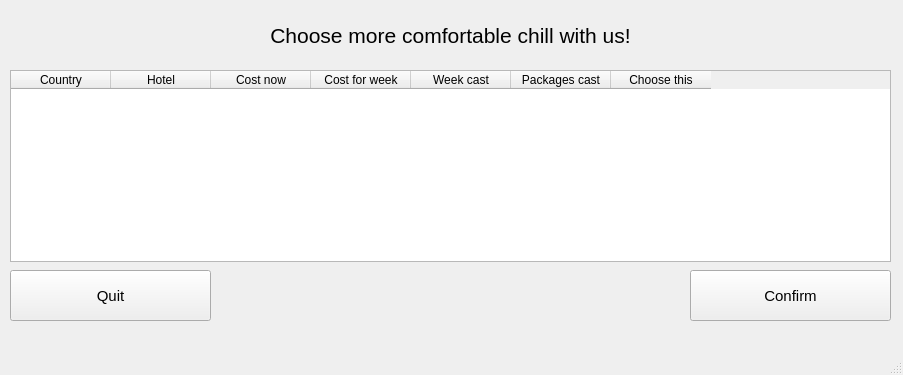
The window that mdkpv2/buying_package.ui (Korobkov124/MDKP) describes before a commit, drawn with Qt 5.
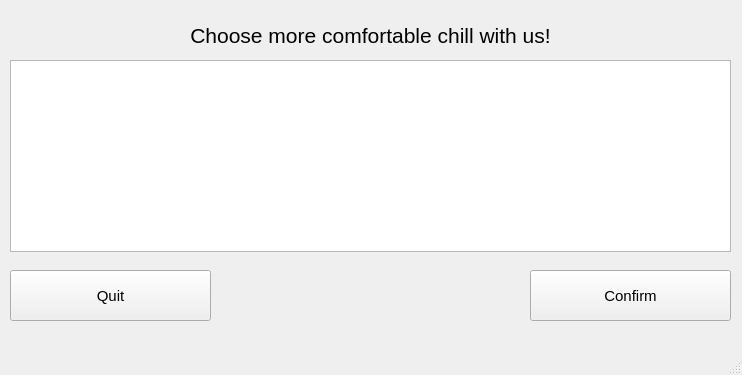
The same window after the commit.

```diff
--- a/mdkpv2/buying_package.ui
+++ b/mdkpv2/buying_package.ui
@@ -6,7 +6,7 @@
    <rect>
     <x>0</x>
     <y>0</y>
-    <width>903</width>
+    <width>742</width>
     <height>375</height>
    </rect>
   </property>
@@ -19,7 +19,7 @@
      <rect>
       <x>10</x>
       <y>10</y>
-      <width>881</width>
+      <width>721</width>
       <height>51</height>
      </rect>
     </property>
@@ -46,55 +46,10 @@
      <string>Quit</string>
     </property>
    </widget>
-   <widget class="QTableWidget" name="tableWidget">
-    <property name="geometry">
-     <rect>
-      <x>10</x>
-      <y>70</y>
-      <width>881</width>
-      <height>192</height>
-     </rect>
-    </property>
-    <column>
-     <property name="text">
-      <string>Country</string>
-     </property>
-    </column>
-    <column>
-     <property name="text">
-      <string>Hotel</string>
-     </property>
-    </column>
-    <column>
-     <property name="text">
-      <string>Cost now</string>
-     </property>
-    </column>
-    <column>
-     <property name="text">
-      <string>Cost for week</string>
-     </property>
-    </column>
-    <column>
-     <property name="text">
-      <string>Week cast</string>
-     </property>
-    </column>
-    <column>
-     <property name="text">
-      <string>Packages cast</string>
-     </property>
-    </column>
-    <column>
-     <property name="text">
-      <string>Choose this</string>
-     </property>
-    </column>
-   </widget>
    <widget class="QPushButton" name="Autorisation_button_2">
     <property name="geometry">
      <rect>
-      <x>690</x>
+      <x>530</x>
       <y>270</y>
       <width>201</width>
       <height>51</height>
@@ -110,6 +65,16 @@
      <string>Confirm</string>
     </property>
    </widget>
+   <widget class="QTableView" name="tableView">
+    <property name="geometry">
+     <rect>
+      <x>10</x>
+      <y>60</y>
+      <width>721</width>
+      <height>192</height>
+     </rect>
+    </property>
+   </widget>
   </widget>
   <widget class="QMenuBar" name="menubar">
    <property name="geometry">
```
Left out of the diff: 2 changed lines with no effect on the pictures.
